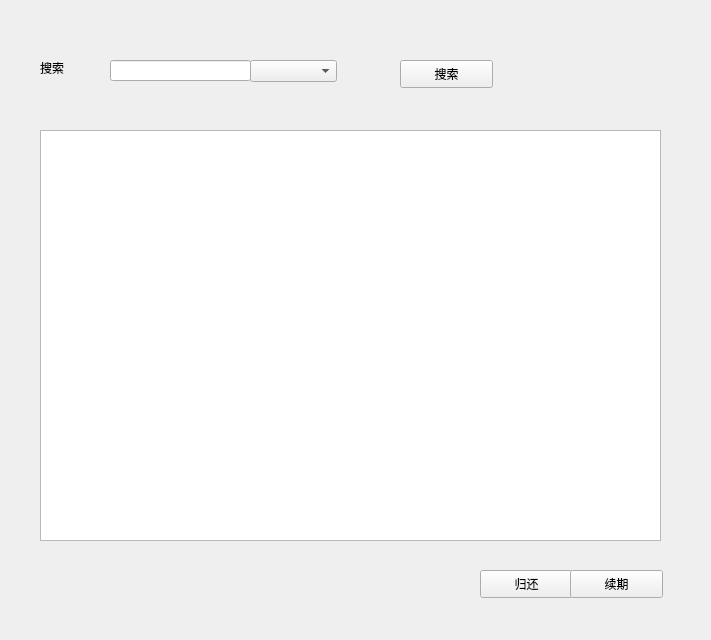
GhostofAdam/LibraryManagement, file qt try/ui_outline/loanstackedpage.ui: the form before one commit.
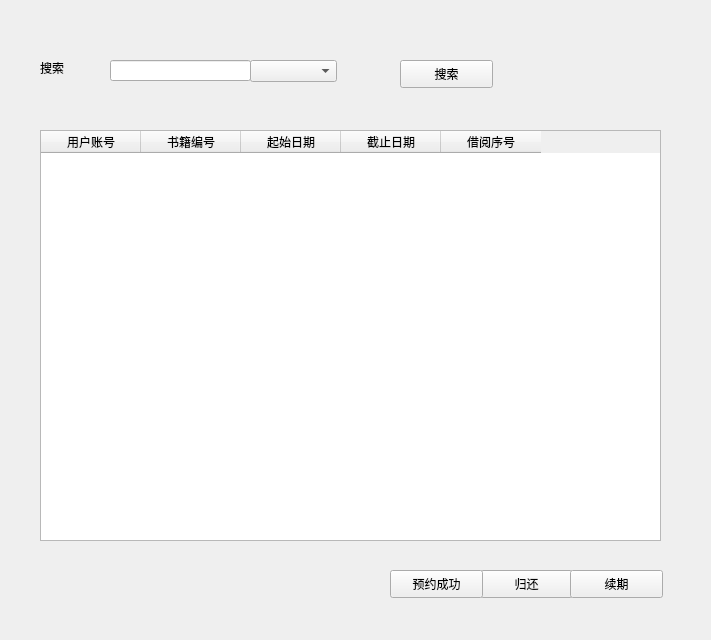
The form after the commit.

Commit message:
做完了书籍界面和修改密码界面
注意修改了数据库相关的代码以使得可以成功运行

The edit to the form file:
```diff
--- a/qt try/ui_outline/loanstackedpage.ui
+++ b/qt try/ui_outline/loanstackedpage.ui
@@ -94,6 +94,44 @@
      <height>411</height>
     </rect>
    </property>
+   <column>
+    <property name="text">
+     <string>用户账号</string>
+    </property>
+   </column>
+   <column>
+    <property name="text">
+     <string>书籍编号</string>
+    </property>
+   </column>
+   <column>
+    <property name="text">
+     <string>起始日期</string>
+    </property>
+   </column>
+   <column>
+    <property name="text">
+     <string>截止日期</string>
+    </property>
+   </column>
+   <column>
+    <property name="text">
+     <string>借阅序号</string>
+    </property>
+   </column>
+  </widget>
+  <widget class="QPushButton" name="ReserveButton">
+   <property name="geometry">
+    <rect>
+     <x>390</x>
+     <y>570</y>
+     <width>93</width>
+     <height>28</height>
+    </rect>
+   </property>
+   <property name="text">
+    <string>预约成功</string>
+   </property>
   </widget>
  </widget>
  <resources/>
```
The commit also changes 23 other files.
